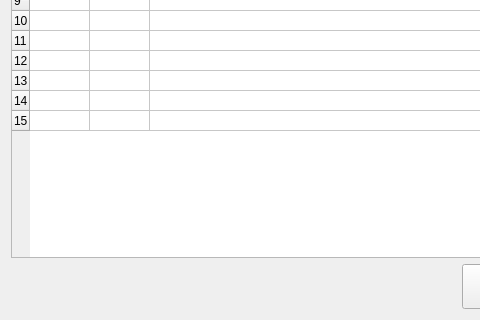
First picture: the form in usersetting.ui, repository mishkoLitvin/L_Aries-progect, before the edit; both pictures show x 0 to 480 and y 199 to 519 of the 639 by 519 pixel window.
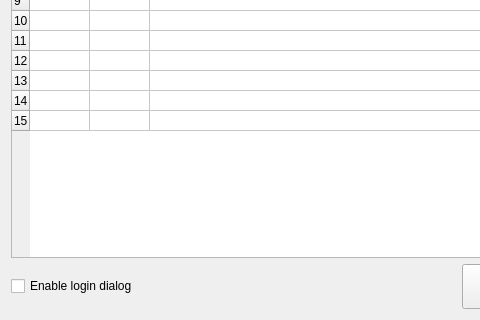
Second picture: the form after the edit.

Commit message: Login window disabling

Patch:
```diff
--- a/usersetting.ui
+++ b/usersetting.ui
@@ -153,6 +153,28 @@
    </item>
    <item>
     <layout class="QHBoxLayout" name="horizontalLayout_2">
+     <item>
+      <widget class="QCheckBox" name="checkBoxLoginDialogEn">
+       <property name="baseSize">
+        <size>
+         <width>0</width>
+         <height>0</height>
+        </size>
+       </property>
+       <property name="text">
+        <string>Enable login dialog</string>
+       </property>
+       <property name="iconSize">
+        <size>
+         <width>30</width>
+         <height>30</height>
+        </size>
+       </property>
+       <property name="tristate">
+        <bool>false</bool>
+       </property>
+      </widget>
+     </item>
      <item>
       <spacer name="horizontalSpacer">
        <property name="orientation">
```
The commit also changes 3 other files.
